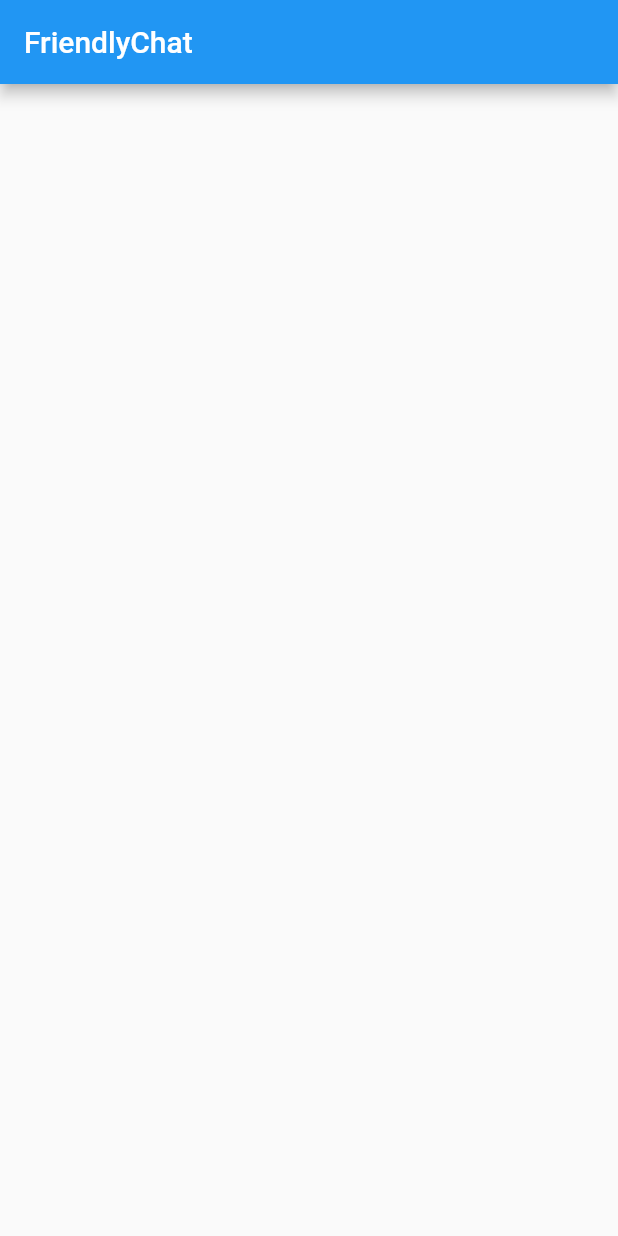
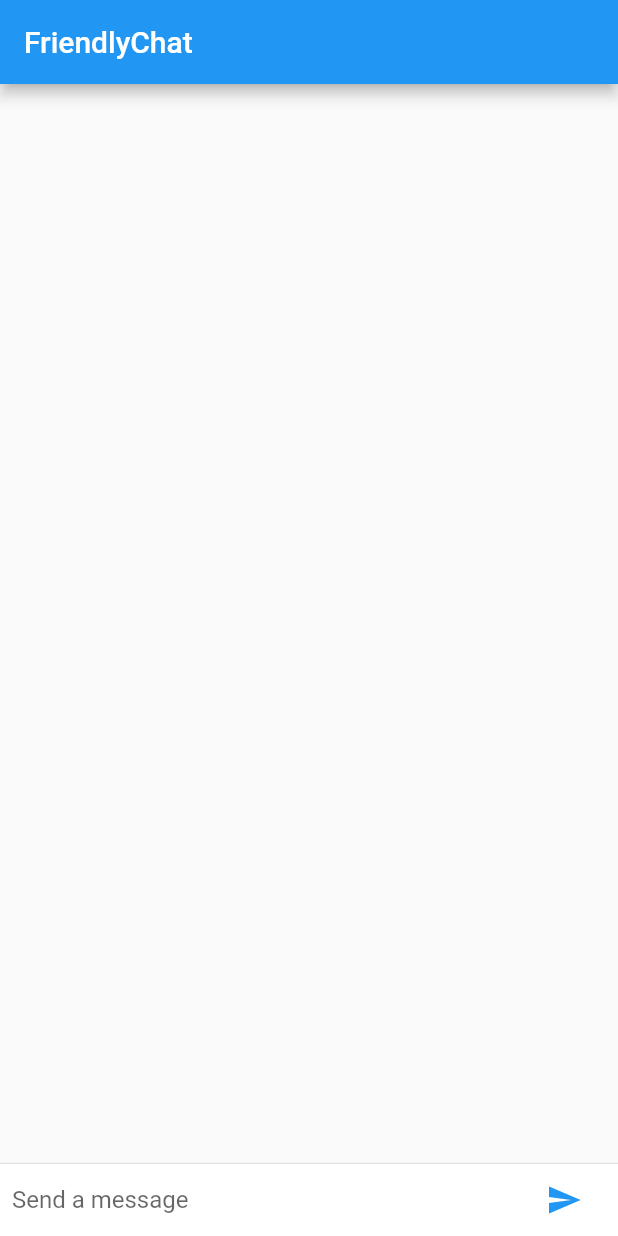
Before and after one commit to yparam98/FriendlyChatApp, a Flutter app: the screen it shows after launch, on a phone screen of 412 x 824 dp. Run offline on Flutter 3.47's test engine with Material 2 defaults, Android fonts, the phone set to English and light mode, and no system bars.

Commit message:
worked on app

```diff
--- a/lib/main.dart
+++ b/lib/main.dart
@@ -1,10 +1,10 @@
 import 'package:flutter/material.dart';
 
 void main() {
-  runApp(
-    FriendlyChatApp()
-  );
+  runApp(FriendlyChatApp());
 }
+
+String _name = 'Yathavan';
 
 class FriendlyChatApp extends StatelessWidget {
   const FriendlyChatApp({
@@ -20,13 +20,127 @@ class FriendlyChatApp extends StatelessWidget {
   }
 }
 
-class ChatScreen extends StatelessWidget {
+class ChatMessage extends StatelessWidget {
+  ChatMessage({this.text});
+
+  final String text;
+
+  @override
+  Widget build(BuildContext context) {
+    return Container(
+      margin: EdgeInsets.symmetric(vertical: 10.0),
+      child: Row(
+        crossAxisAlignment: CrossAxisAlignment.start,
+        children: [
+          Container(
+            margin: const EdgeInsets.only(right: 16.0),
+            child: CircleAvatar(child: Text(_name[0])),
+          ),
+          Card(
+            child: Padding(
+              padding: const EdgeInsets.all(5.0),
+              child: Container(
+                margin: EdgeInsets.all(1.0),
+                child: Column(
+                  crossAxisAlignment: CrossAxisAlignment.start,
+                  children: [
+                    Text(_name, style: TextStyle(fontSize: 18.0, color: Colors.white)),
+                    Row(
+                      children: [
+                        Expanded(
+                          flex: 1,
+                          child: Container(
+                            margin: EdgeInsets.only(top: 5.0),
+                            child: Text(text),
+                            decoration: BoxDecoration(color: (Colors.white)),
+                          ),
+                        )
+                      ],
+                    )
+                  ],
+                ),
+              ),
+            ),
+            color: Color.fromARGB(255, 1, 55, 92),
+          )
+        ],
+      ),
+    );
+  }
+}
+
+class ChatScreen extends StatefulWidget {
+  @override
+  _ChatScreenState createState() => _ChatScreenState();
+}
+
+class _ChatScreenState extends State<ChatScreen> {
+  final List<ChatMessage> _messages = [];
+  final _textController = TextEditingController();
+  final FocusNode _focusNode = FocusNode();
+
   @override
   Widget build(BuildContext context) {
     return Scaffold(
       appBar: AppBar(
         title: Text('FriendlyChat'),
       ),
+      body: Column(
+        children: [
+          Flexible(
+            child: ListView.builder(
+              padding: EdgeInsets.all(8.0),
+              reverse: true,
+              itemBuilder: (_, int index) => _messages[index],
+              itemCount: _messages.length,
+            ),
+          ),
+          Divider(height: 1.0),
+          Container(
+            decoration: BoxDecoration(color: Theme.of(context).cardColor),
+            child: _buildTextComposer(),
+          ),
+        ],
+      ),
     );
   }
+
+  Widget _buildTextComposer() {
+    return IconTheme(
+      data: IconThemeData(color: Theme.of(context).accentColor),
+      child: Container(
+        margin: EdgeInsets.symmetric(horizontal: 8.0),
+        child: Row(
+          children: [
+            Flexible(
+              child: TextField(
+                controller: _textController,
+                onSubmitted: _handleSubmitted,
+                decoration: InputDecoration.collapsed(hintText: 'Send a message'),
+                focusNode: _focusNode,
+              ),
+            ),
+            Container(
+              margin: EdgeInsets.symmetric(horizontal: 4.0),
+              child: IconButton(
+                icon: const Icon(Icons.send),
+                onPressed: () => _handleSubmitted(_textController.text),
+              ),
+            )
+          ], // Children list
+        ),
+      ),
+    );
+  }
+
+  void _handleSubmitted(String value) {
+    _textController.clear();
+    ChatMessage message = ChatMessage(
+      text: value,
+    );
+    setState(() {
+      _messages.insert(0, message);
+    });
+    _focusNode.requestFocus();
+  }
 }
```
Also changed, not shown: 1 other file.
